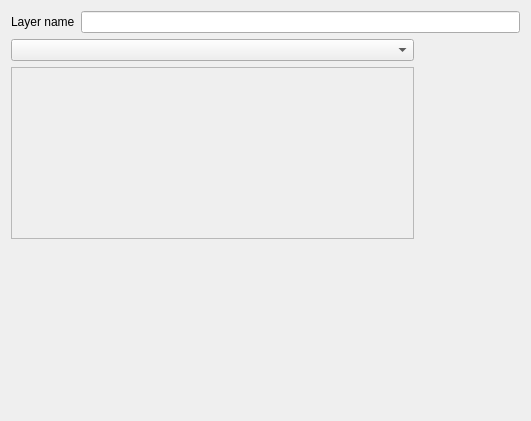
The window that demos/painter/cartoUI/FeatureLayerPropertiesWidget.ui (yudjin87/tour_du_monde) describes before a commit, drawn with Qt 5.
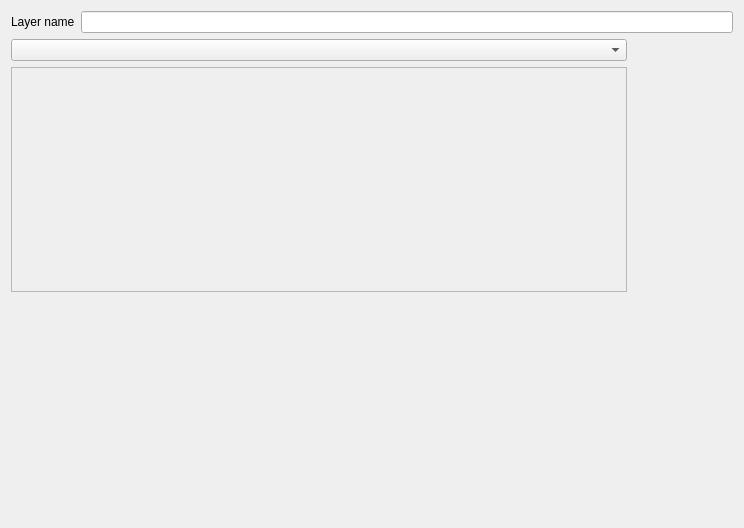
The same window after the commit.

What changed in the file:
```diff
--- a/demos/painter/cartoUI/FeatureLayerPropertiesWidget.ui
+++ b/demos/painter/cartoUI/FeatureLayerPropertiesWidget.ui
@@ -6,8 +6,8 @@
    <rect>
     <x>0</x>
     <y>0</y>
-    <width>531</width>
-    <height>421</height>
+    <width>744</width>
+    <height>528</height>
    </rect>
   </property>
   <property name="windowTitle">
@@ -45,8 +45,8 @@
            <rect>
             <x>0</x>
             <y>0</y>
-            <width>397</width>
-            <height>166</height>
+            <width>610</width>
+            <height>219</height>
            </rect>
           </property>
          </widget>
```
